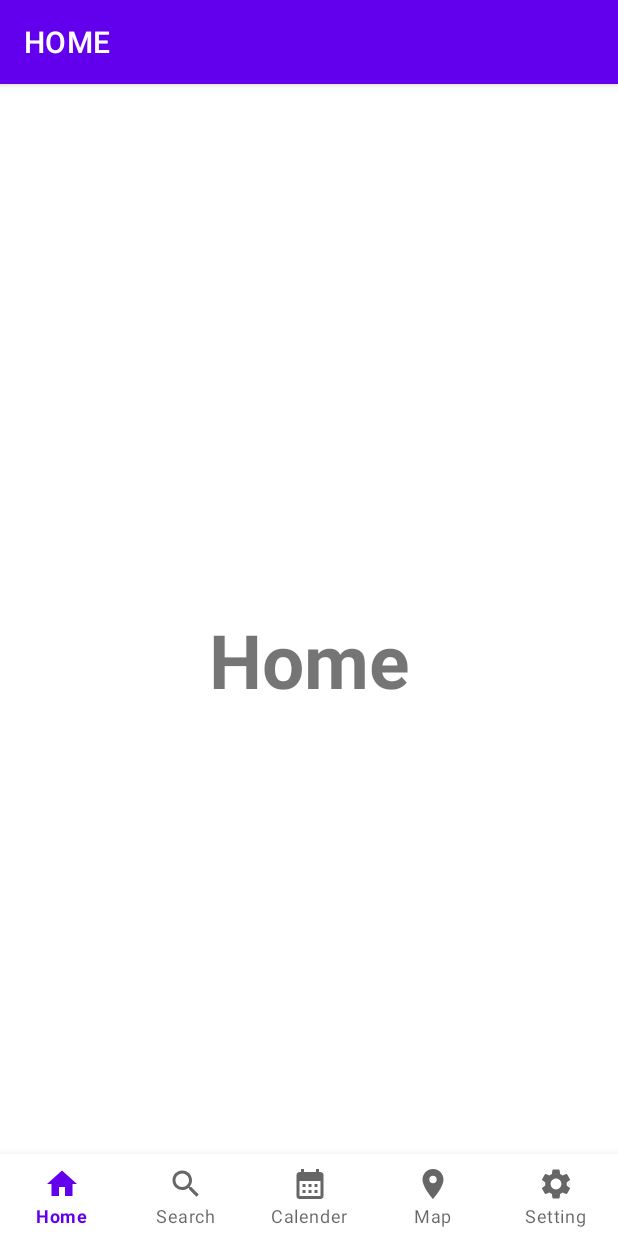
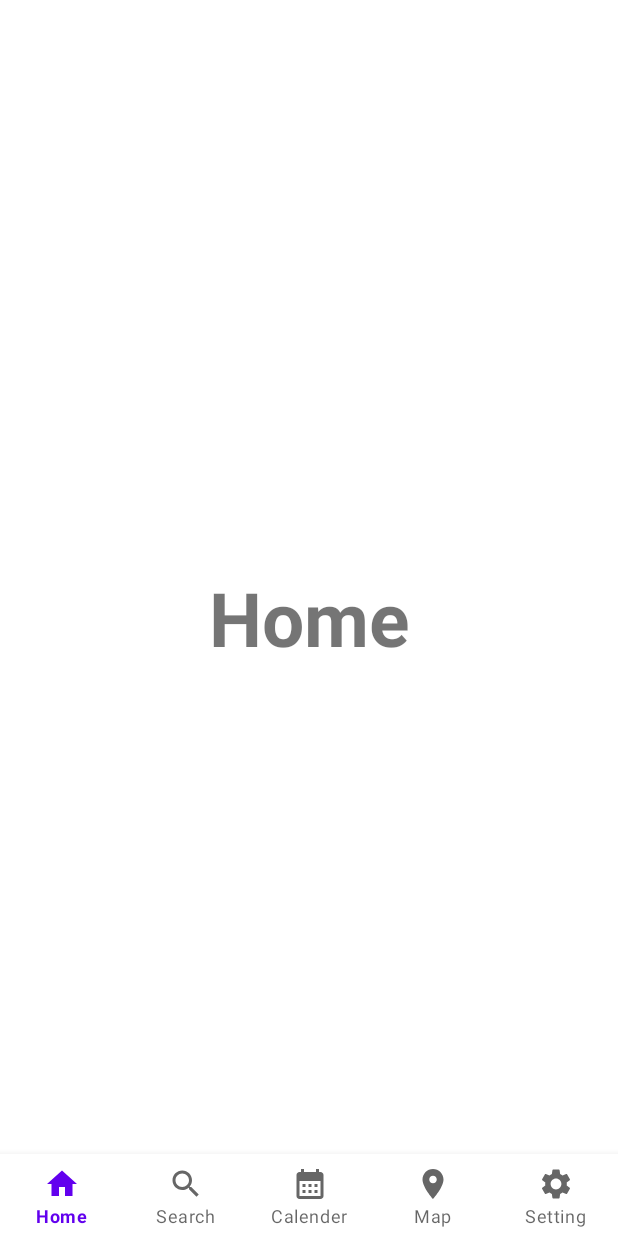
Before and after one commit to JNU-econovation/DUNDUN, an Android app: the screen it shows after launch (MainActivity), on a phone screen of 412 x 824 dp. Run offline under Robolectric (Android 15) with nearby library versions, the phone set to English and light mode, and no system bars; our stand-ins replace navigation-ui; 1 statement that could not run was skipped.

Commit message:
feat : 테마 NoActionBar로 변경

```diff
--- a/app/src/main/res/values/themes.xml
+++ b/app/src/main/res/values/themes.xml
@@ -1,6 +1,6 @@
 <resources xmlns:tools="http://schemas.android.com/tools">
     <!-- Base application theme. -->
-    <style name="Theme.DunDun" parent="Theme.MaterialComponents.DayNight.DarkActionBar">
+    <style name="Theme.DunDun" parent="Theme.MaterialComponents.DayNight.NoActionBar">
         <!-- Primary brand color. -->
         <item name="colorPrimary">@color/purple_500</item>
         <item name="colorPrimaryVariant">@color/purple_700</item>
```
